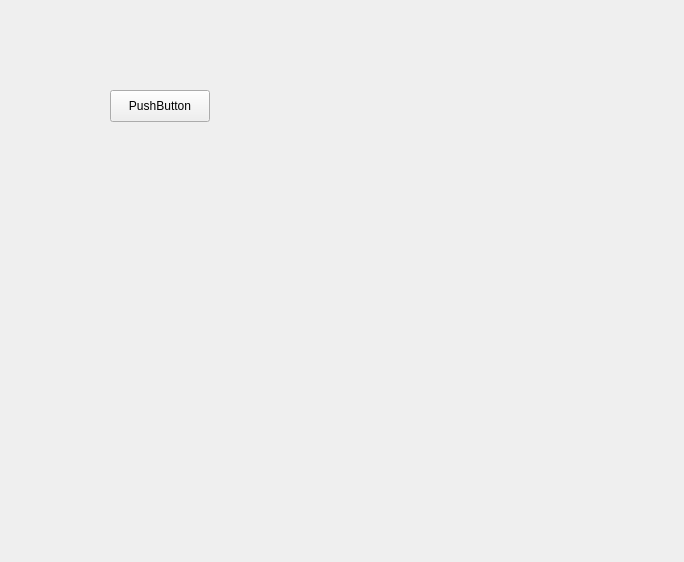
FrankOcean/smartcabin, file derain/derain.ui: the form before one commit.
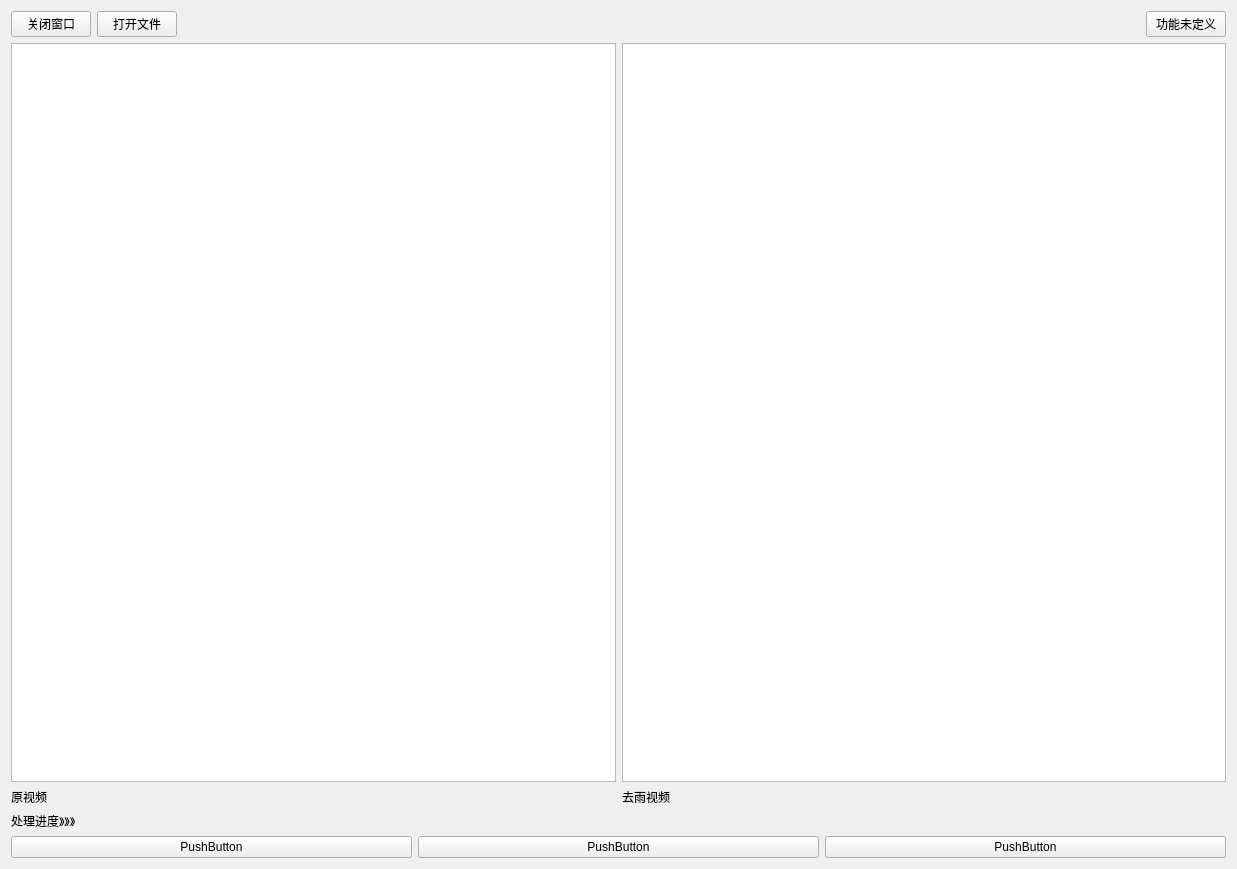
The form after the commit.

Commit message: 更新文件结构，功能分类

```diff
--- a/derain/derain.ui
+++ b/derain/derain.ui
@@ -6,26 +6,121 @@
    <rect>
     <x>0</x>
     <y>0</y>
-    <width>684</width>
-    <height>562</height>
+    <width>1237</width>
+    <height>869</height>
    </rect>
   </property>
   <property name="windowTitle">
    <string>Form</string>
   </property>
-  <widget class="QPushButton" name="pushButton">
-   <property name="geometry">
-    <rect>
-     <x>110</x>
-     <y>90</y>
-     <width>100</width>
-     <height>32</height>
-    </rect>
-   </property>
-   <property name="text">
-    <string>PushButton</string>
-   </property>
-  </widget>
+  <layout class="QVBoxLayout" name="verticalLayout_2">
+   <item>
+    <layout class="QHBoxLayout" name="horizontalLayout_5">
+     <item>
+      <widget class="QPushButton" name="pushButton_2">
+       <property name="text">
+        <string>关闭窗口</string>
+       </property>
+      </widget>
+     </item>
+     <item>
+      <widget class="QPushButton" name="pushButton_3">
+       <property name="text">
+        <string>打开文件</string>
+       </property>
+      </widget>
+     </item>
+     <item>
+      <spacer name="horizontalSpacer">
+       <property name="orientation">
+        <enum>Qt::Horizontal</enum>
+       </property>
+       <property name="sizeHint" stdset="0">
+        <size>
+         <width>20</width>
+         <height>20</height>
+        </size>
+       </property>
+      </spacer>
+     </item>
+     <item>
+      <widget class="QPushButton" name="pushButton">
+       <property name="text">
+        <string>功能未定义</string>
+       </property>
+      </widget>
+     </item>
+    </layout>
+   </item>
+   <item>
+    <layout class="QVBoxLayout" name="verticalLayout">
+     <item>
+      <layout class="QHBoxLayout" name="horizontalLayout_6">
+       <item>
+        <widget class="QColumnView" name="columnView_2"/>
+       </item>
+       <item>
+        <widget class="QColumnView" name="columnView_3"/>
+       </item>
+      </layout>
+     </item>
+     <item>
+      <layout class="QHBoxLayout" name="horizontalLayout_7">
+       <item>
+        <widget class="QLabel" name="label_2">
+         <property name="text">
+          <string>原视频</string>
+         </property>
+        </widget>
+       </item>
+       <item>
+        <widget class="QLabel" name="label_3">
+         <property name="text">
+          <string>去雨视频</string>
+         </property>
+        </widget>
+       </item>
+      </layout>
+     </item>
+    </layout>
+   </item>
+   <item>
+    <layout class="QHBoxLayout" name="horizontalLayout">
+     <item>
+      <widget class="QLabel" name="label">
+       <property name="text">
+        <string>处理进度》》》</string>
+       </property>
+      </widget>
+     </item>
+    </layout>
+   </item>
+   <item>
+    <layout class="QHBoxLayout" name="horizontalLayout_4">
+     <item>
+      <widget class="QPushButton" name="pushButton_5">
+       <property name="text">
+        <string>PushButton</string>
+       </property>
+      </widget>
+     </item>
+     <item>
+      <widget class="QPushButton" name="pushButton_4">
+       <property name="text">
+        <string>PushButton</string>
+       </property>
+      </widget>
+     </item>
+     <item>
+      <widget class="QPushButton" name="pushButton_6">
+       <property name="text">
+        <string>PushButton</string>
+       </property>
+      </widget>
+     </item>
+    </layout>
+   </item>
+  </layout>
  </widget>
  <resources/>
  <connections/>
```
Left out of the diff: 23 changed lines with no effect on the pictures. The commit also changes 15 other files.
